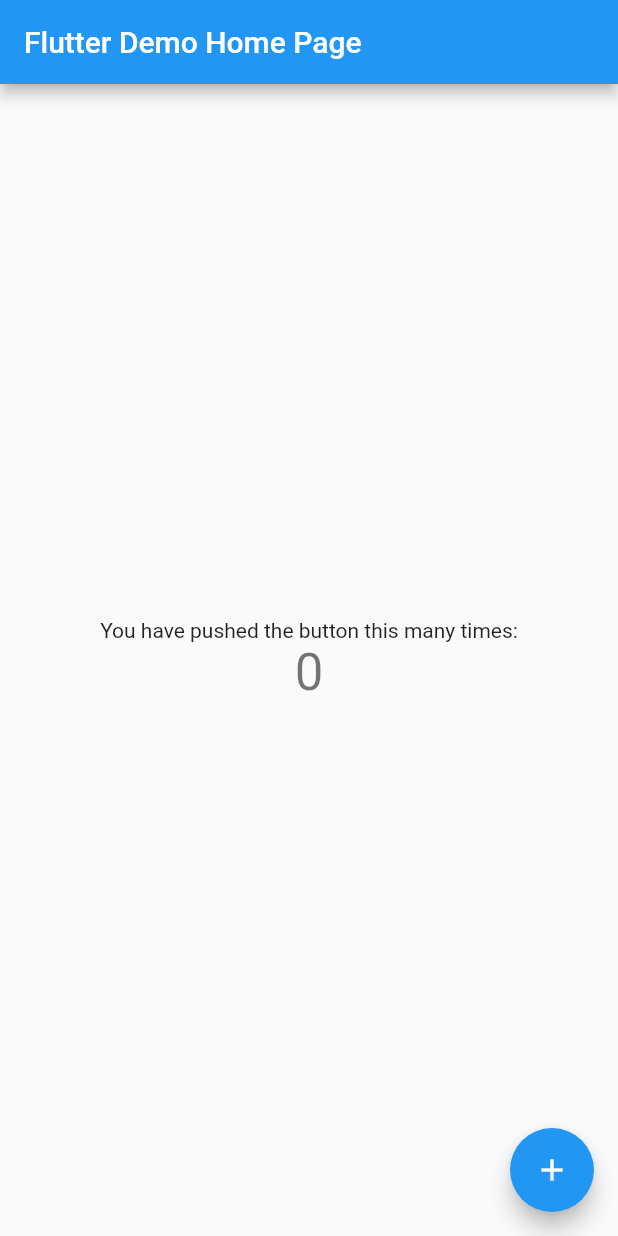
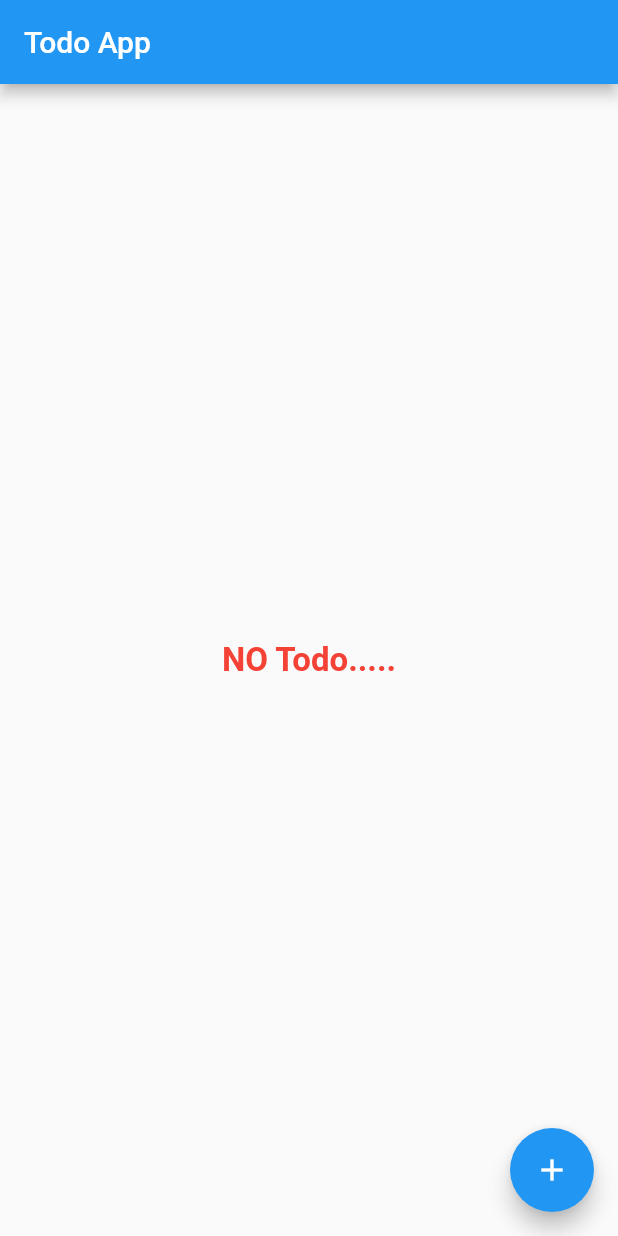
Before and after one commit to kvmodi19/flutter_todo, a Flutter app: the screen it shows after launch, on a phone screen of 412 x 824 dp. Run offline on Flutter 3.47's test engine with Material 2 defaults, Android fonts, the phone set to English and light mode, and no system bars.

Commit message:
simple todo demo

```diff
--- a/lib/main.dart
+++ b/lib/main.dart
@@ -5,109 +5,138 @@ void main() {
 }
 
 class MyApp extends StatelessWidget {
-  // This widget is the root of your application.
   @override
   Widget build(BuildContext context) {
     return MaterialApp(
       title: 'Flutter Demo',
       theme: ThemeData(
-        // This is the theme of your application.
-        //
-        // Try running your application with "flutter run". You'll see the
-        // application has a blue toolbar. Then, without quitting the app, try
-        // changing the primarySwatch below to Colors.green and then invoke
-        // "hot reload" (press "r" in the console where you ran "flutter run",
-        // or simply save your changes to "hot reload" in a Flutter IDE).
-        // Notice that the counter didn't reset back to zero; the application
-        // is not restarted.
         primarySwatch: Colors.blue,
       ),
-      home: MyHomePage(title: 'Flutter Demo Home Page'),
+      home: Todo(),
     );
   }
 }
 
-class MyHomePage extends StatefulWidget {
-  MyHomePage({Key key, this.title}) : super(key: key);
-
-  // This widget is the home page of your application. It is stateful, meaning
-  // that it has a State object (defined below) that contains fields that affect
-  // how it looks.
-
-  // This class is the configuration for the state. It holds the values (in this
-  // case the title) provided by the parent (in this case the App widget) and
-  // used by the build method of the State. Fields in a Widget subclass are
-  // always marked "final".
-
-  final String title;
-
+class Todo extends StatefulWidget {
   @override
-  _MyHomePageState createState() => _MyHomePageState();
+  _TodoState createState() => _TodoState();
 }
 
-class _MyHomePageState extends State<MyHomePage> {
-  int _counter = 0;
+class _TodoState extends State<Todo> {
+  List<String> _todoItems = [];
 
-  void _incrementCounter() {
+  // method to add todo
+  void _addTodo(String task) {
+    if (task.length > 0) {
+      setState(() {
+        _todoItems.add(task);
+      });
+    }
+  }
+
+  void _removeItem(index) {
     setState(() {
-      // This call to setState tells the Flutter framework that something has
-      // changed in this State, which causes it to rerun the build method below
-      // so that the display can reflect the updated values. If we changed
-      // _counter without calling setState(), then the build method would not be
-      // called again, and so nothing would appear to happen.
-      _counter++;
+      _todoItems.removeAt(index);
     });
+  }
+
+  Widget _buildTodoList() {
+    return new ListView.builder(
+      itemBuilder: (context, index) {
+        if (index < _todoItems.length) {
+          return _buildTodoItem(_todoItems[index], index);
+        }
+        return null;
+      },
+    );
+  }
+
+  Widget _buildTodoItem(text, index) {
+    return new ListTile(
+      title: new Text(text),
+      onTap: () => removeTodoPromt(index),
+    );
   }
 
   @override
   Widget build(BuildContext context) {
-    // This method is rerun every time setState is called, for instance as done
-    // by the _incrementCounter method above.
-    //
-    // The Flutter framework has been optimized to make rerunning build methods
-    // fast, so that you can just rebuild anything that needs updating rather
-    // than having to individually change instances of widgets.
-    return Scaffold(
-      appBar: AppBar(
-        // Here we take the value from the MyHomePage object that was created by
-        // the App.build method, and use it to set our appbar title.
-        title: Text(widget.title),
-      ),
-      body: Center(
-        // Center is a layout widget. It takes a single child and positions it
-        // in the middle of the parent.
-        child: Column(
-          // Column is also a layout widget. It takes a list of children and
-          // arranges them vertically. By default, it sizes itself to fit its
-          // children horizontally, and tries to be as tall as its parent.
-          //
-          // Invoke "debug painting" (press "p" in the console, choose the
-          // "Toggle Debug Paint" action from the Flutter Inspector in Android
-          // Studio, or the "Toggle Debug Paint" command in Visual Studio Code)
-          // to see the wireframe for each widget.
-          //
-          // Column has various properties to control how it sizes itself and
-          // how it positions its children. Here we use mainAxisAlignment to
-          // center the children vertically; the main axis here is the vertical
-          // axis because Columns are vertical (the cross axis would be
-          // horizontal).
-          mainAxisAlignment: MainAxisAlignment.center,
-          children: <Widget>[
-            Text(
-              'You have pushed the button this many times:',
-            ),
-            Text(
-              '$_counter',
-              style: Theme.of(context).textTheme.headline4,
-            ),
-          ],
+    return Container(
+      child: Scaffold(
+        appBar: AppBar(
+          title: Text('Todo App'),
+        ),
+        body: _todoItems.length != 0
+            ? _buildTodoList()
+            : Center(
+                child: Text(
+                  'NO Todo.....',
+                  style: TextStyle(
+                    color: Colors.red,
+                    fontSize: 22,
+                    fontWeight: FontWeight.bold,
+                  ),
+                ),
+              ),
+        floatingActionButton: new FloatingActionButton(
+          onPressed: _pushAddTodoScreen,
+          tooltip: 'Add Task',
+          child: new Icon(Icons.add),
         ),
       ),
-      floatingActionButton: FloatingActionButton(
-        onPressed: _incrementCounter,
-        tooltip: 'Increment',
-        child: Icon(Icons.add),
-      ), // This trailing comma makes auto-formatting nicer for build methods.
+    );
+  }
+
+  void _pushAddTodoScreen() {
+    Navigator.of(context).push(
+      new MaterialPageRoute(
+        builder: (context) {
+          return new Scaffold(
+            appBar: AppBar(
+              title: Text('Add Todo'),
+            ),
+            body: Container(
+              child: Padding(
+                padding: EdgeInsets.symmetric(horizontal: 20),
+                child: TextField(
+                  autofocus: true,
+                  onSubmitted: (val) {
+                    _addTodo(val);
+                    Navigator.pop(context);
+                  },
+                  decoration: InputDecoration(
+                    hintText: 'add todo',
+                    contentPadding: const EdgeInsets.all(16.0),
+                  ),
+                ),
+              ),
+            ),
+          );
+        },
+      ),
+    );
+  }
+
+  void removeTodoPromt(int index) {
+    showDialog(
+      context: context,
+      builder: (BuildContext context) {
+        return AlertDialog(
+          title: new Text('Mark "${_todoItems[index]}" as done?'),
+          actions: [
+            new FlatButton(
+              onPressed: () => Navigator.of(context).pop(),
+              child: Text('CANCEL'),
+            ),
+            new FlatButton(
+              onPressed: () {
+                _removeItem(index);
+                Navigator.of(context).pop();
+              },
+              child: Text('Yes'),
+            )
+          ],
+        );
+      },
     );
   }
 }
```
